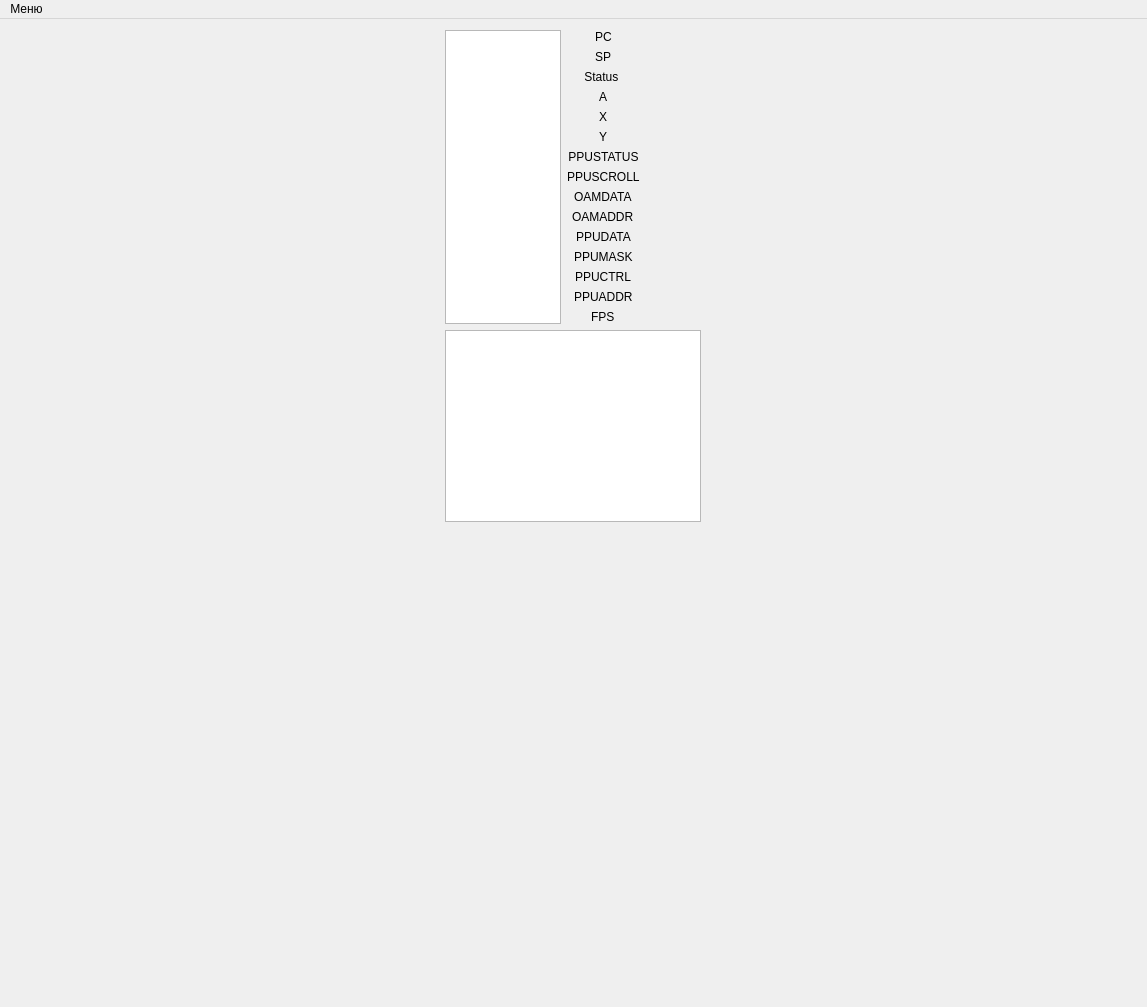
The window that emulateNES/forms/mainwindow.ui (maxim14254/emulateNES) describes before a commit, drawn with Qt 5.
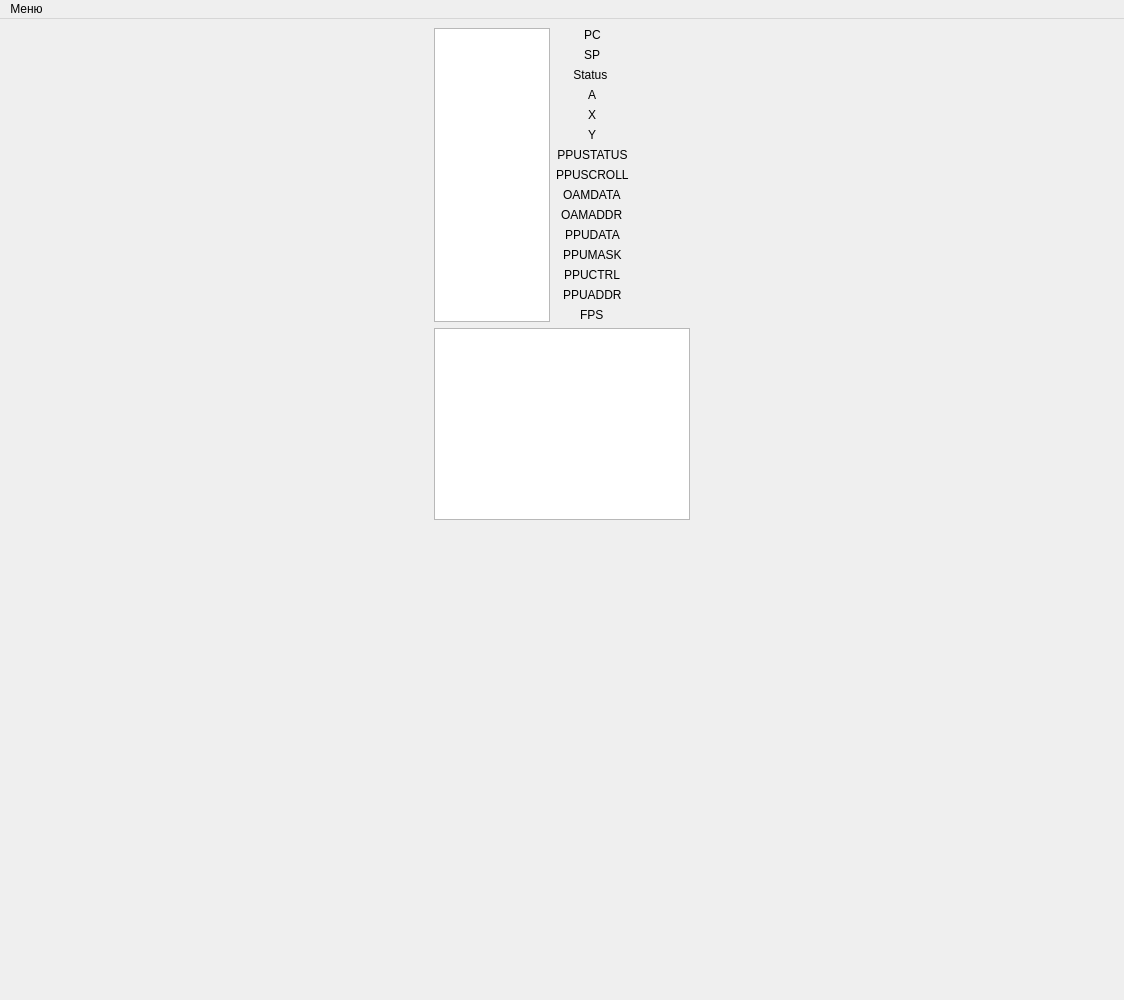
The same window after the commit.

```diff
--- a/emulateNES/forms/mainwindow.ui
+++ b/emulateNES/forms/mainwindow.ui
@@ -6,8 +6,8 @@
    <rect>
     <x>0</x>
     <y>0</y>
-    <width>1147</width>
-    <height>1007</height>
+    <width>1124</width>
+    <height>1000</height>
    </rect>
   </property>
   <property name="windowTitle">
@@ -16,31 +16,31 @@
   <widget class="QWidget" name="centralwidget">
    <layout class="QVBoxLayout" name="verticalLayout_2">
     <property name="leftMargin">
-     <number>1</number>
+     <number>0</number>
     </property>
     <property name="topMargin">
-     <number>1</number>
+     <number>0</number>
     </property>
     <property name="rightMargin">
-     <number>1</number>
+     <number>0</number>
     </property>
     <property name="bottomMargin">
-     <number>1</number>
+     <number>0</number>
     </property>
     <item>
      <widget class="QWidget" name="widget" native="true">
       <layout class="QHBoxLayout" name="horizontalLayout">
        <property name="leftMargin">
-        <number>1</number>
+        <number>0</number>
        </property>
        <property name="topMargin">
-        <number>1</number>
+        <number>0</number>
        </property>
        <property name="rightMargin">
-        <number>1</number>
+        <number>0</number>
        </property>
        <property name="bottomMargin">
-        <number>1</number>
+        <number>0</number>
        </property>
        <item>
         <layout class="QVBoxLayout" name="verticalLayout">
@@ -105,7 +105,6 @@
                    <font>
                     <family>Tahoma</family>
                     <pointsize>12</pointsize>
-                    <weight>50</weight>
                     <bold>false</bold>
                    </font>
                   </property>
@@ -129,8 +128,11 @@
                   </property>
                   <property name="html">
                    <string>&lt;!DOCTYPE HTML PUBLIC &quot;-//W3C//DTD HTML 4.0//EN&quot; &quot;http://www.w3.org/TR/REC-html40/strict.dtd&quot;&gt;
-&lt;html&gt;&lt;head&gt;&lt;meta name=&quot;qrichtext&quot; content=&quot;1&quot; /&gt;&lt;style type=&quot;text/css&quot;&gt;
+&lt;html&gt;&lt;head&gt;&lt;meta name=&quot;qrichtext&quot; content=&quot;1&quot; /&gt;&lt;meta charset=&quot;utf-8&quot; /&gt;&lt;style type=&quot;text/css&quot;&gt;
 p, li { white-space: pre-wrap; }
+hr { height: 1px; border-width: 0; }
+li.unchecked::marker { content: &quot;\2610&quot;; }
+li.checked::marker { content: &quot;\2612&quot;; }
 &lt;/style&gt;&lt;/head&gt;&lt;body style=&quot; font-family:'Tahoma'; font-size:12pt; font-weight:400; font-style:normal;&quot;&gt;
 &lt;p style=&quot;-qt-paragraph-type:empty; margin-top:0px; margin-bottom:0px; margin-left:0px; margin-right:0px; -qt-block-indent:0; text-indent:0px; font-family:'Verdana'; font-size:10pt;&quot;&gt;&lt;br /&gt;&lt;/p&gt;&lt;/body&gt;&lt;/html&gt;</string>
                   </property>
@@ -406,7 +408,6 @@
                <font>
                 <family>Tahoma</family>
                 <pointsize>12</pointsize>
-                <weight>75</weight>
                 <bold>true</bold>
                </font>
               </property>
@@ -446,8 +447,8 @@
     <rect>
      <x>0</x>
      <y>0</y>
-     <width>1147</width>
-     <height>27</height>
+     <width>1124</width>
+     <height>21</height>
     </rect>
    </property>
    <widget class="QMenu" name="menu">
```
